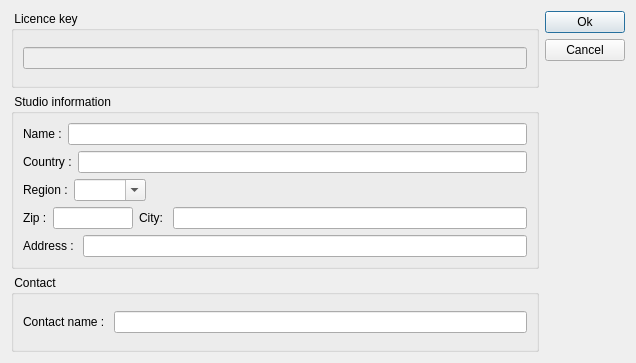
Before: the Qt Designer form client/dlglicenceedit.ui in tbikfalvi/Belenus, drawn with Qt 5.
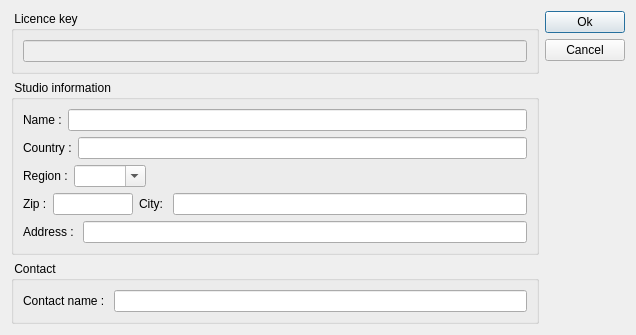
After: the same form once the commit is applied.

Patch:
```diff
--- a/client/dlglicenceedit.ui
+++ b/client/dlglicenceedit.ui
@@ -7,7 +7,7 @@
     <x>0</x>
     <y>0</y>
     <width>636</width>
-    <height>363</height>
+    <height>305</height>
    </rect>
   </property>
   <property name="windowTitle">
```
